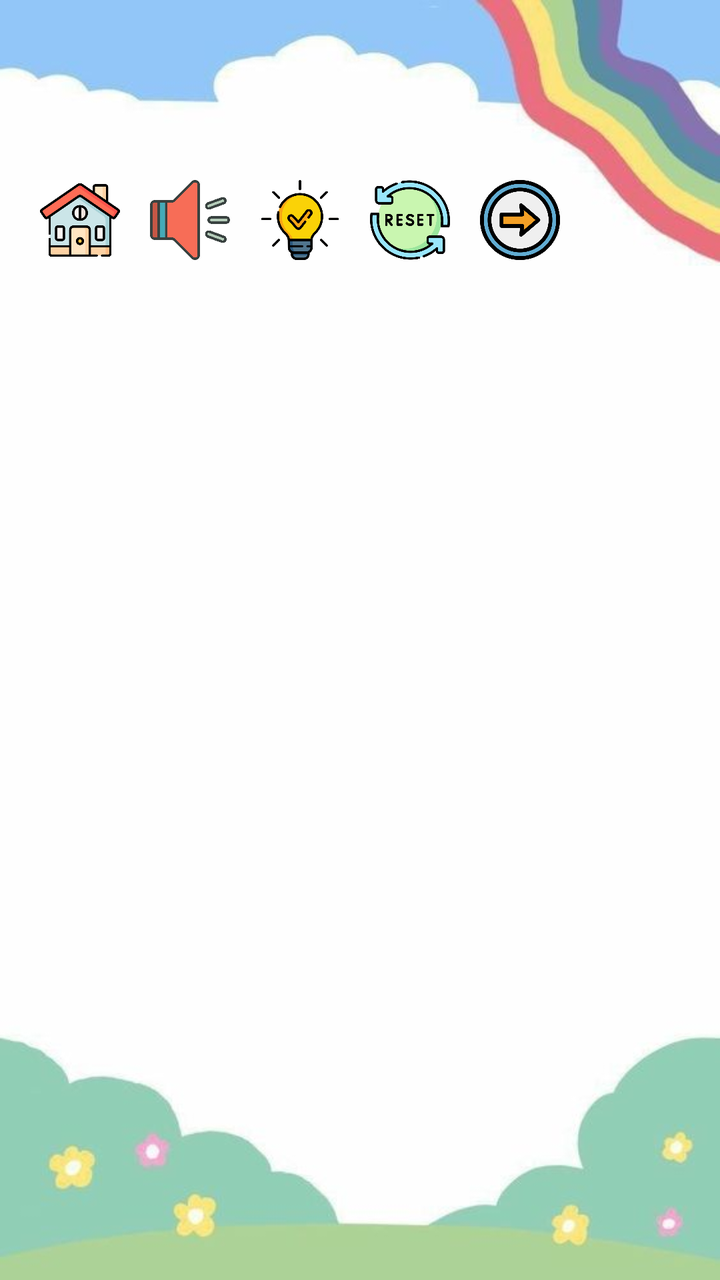
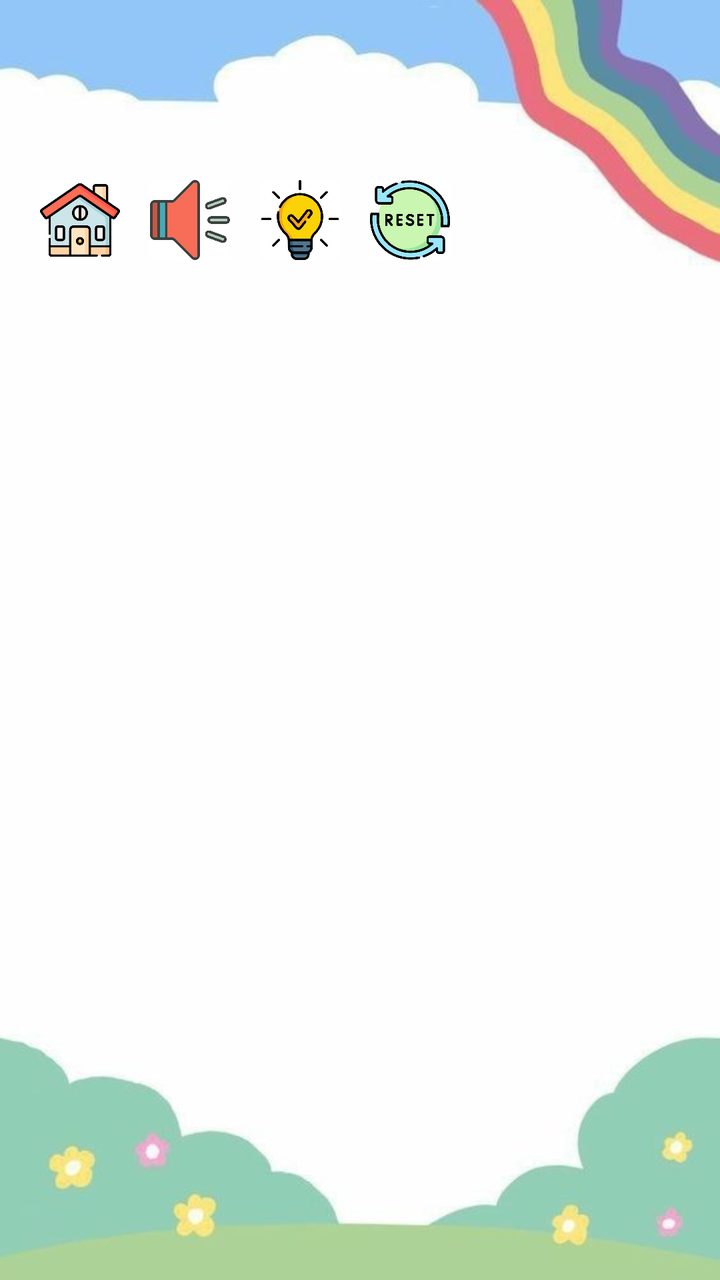

The first picture is an Android layout as it rendered before a commit; the second is the same layout after the commit. The layout source and the unified diff follow.
<!-- AndroidManifest.xml: application theme Theme.SEHH3165_GP -->
<!-- res/layout/game_layout.xml -->
<?xml version="1.0" encoding="utf-8"?>
<RelativeLayout xmlns:android="http://schemas.android.com/apk/res/android"
    android:layout_width="match_parent"
    android:layout_height="match_parent"
    android:background="@drawable/bg_game">

    <ImageButton
        android:id="@+id/imageButton_home"
        android:layout_width="40dp"
        android:layout_height="40dp"
        android:layout_marginStart="20dp"
        android:layout_marginTop="90dp"
        android:background="@android:drawable/screen_background_light"
        android:scaleType="fitCenter"
        android:src="@drawable/setting_home" />

    <ImageButton
        android:id="@+id/imageButton_sound"
        android:layout_width="40dp"
        android:layout_height="40dp"
        android:layout_marginStart="15dp"
        android:layout_marginTop="90dp"
        android:layout_toEndOf="@+id/imageButton_home"
        android:background="@android:drawable/screen_background_light"
        android:scaleType="fitCenter"
        android:src="@drawable/setting_speaker" />

    <ImageButton
        android:id="@+id/imageButton_hint"
        android:layout_width="40dp"
        android:layout_height="40dp"
        android:layout_marginStart="15dp"
        android:layout_marginTop="90dp"
        android:layout_toEndOf="@+id/imageButton_sound"
        android:background="@android:drawable/screen_background_light"
        android:scaleType="fitCenter"
        android:src="@drawable/setting_hint" />

    <ImageButton
        android:id="@+id/imageButton_reset"
        android:layout_width="40dp"
        android:layout_height="40dp"
        android:layout_marginStart="15dp"
        android:layout_marginTop="90dp"
        android:layout_toEndOf="@+id/imageButton_hint"
        android:background="@android:drawable/screen_background_light"
        android:scaleType="fitCenter"
        android:src="@drawable/setting_reset" />

    <ImageButton
        android:id="@+id/imageButton_next"
        android:layout_width="40dp"
        android:layout_height="40dp"
        android:layout_marginStart="15dp"
        android:layout_marginTop="90dp"
        android:layout_toEndOf="@+id/imageButton_reset"
        android:background="@android:drawable/screen_background_light"
        android:scaleType="fitCenter"
        android:src="@drawable/setting_next" />

</RelativeLayout>
<!-- resources referenced by this layout -->
<resources>
  <!-- drawable bg_game: jpg bitmap (drawable, 13552 bytes) -->
  <!-- drawable setting_hint: png bitmap (drawable, 28012 bytes) -->
  <!-- drawable setting_home: png bitmap (drawable, 34155 bytes) -->
  <!-- drawable setting_next: png bitmap (drawable, 42420 bytes) -->
  <!-- drawable setting_reset: png bitmap (drawable, 43959 bytes) -->
  <!-- drawable setting_speaker: png bitmap (drawable, 122319 bytes) -->
  <style name="Theme.SEHH3165_GP" parent="Base.Theme.SEHH3165_GP" />
  <style name="Base.Theme.SEHH3165_GP" parent="Theme.Material3.DayNight.NoActionBar">
          
          
      </style>
</resources>

<!-- the commit's change to res/layout/game_layout.xml (unified diff, before → after) -->
@@ -54,6 +54,7 @@
         android:layout_marginStart="15dp"
         android:layout_marginTop="90dp"
         android:layout_toEndOf="@+id/imageButton_reset"
+        android:visibility="gone"
         android:background="@android:drawable/screen_background_light"
         android:scaleType="fitCenter"
         android:src="@drawable/setting_next" />
